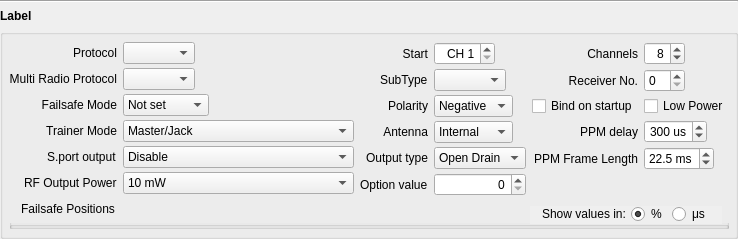
First picture: the form in companion/src/modeledit/setup_module.ui, repository opentx/opentx, before the edit.
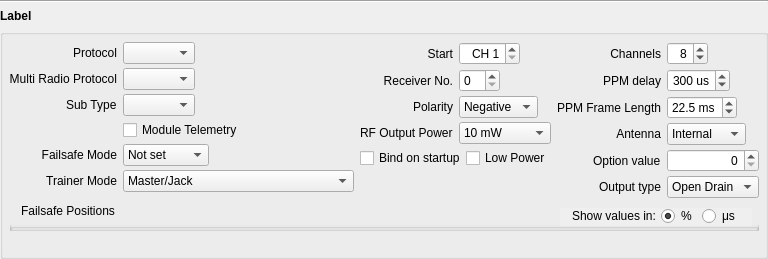
Second picture: the form after the edit.

Diff of the .ui file:
```diff
--- a/companion/src/modeledit/setup_module.ui
+++ b/companion/src/modeledit/setup_module.ui
@@ -6,13 +6,16 @@
    <rect>
     <x>0</x>
     <y>0</y>
-    <width>674</width>
-    <height>229</height>
+    <width>708</width>
+    <height>259</height>
    </rect>
   </property>
   <property name="windowTitle">
    <string/>
   </property>
+  <property name="styleSheet">
+   <string notr="true"/>
+  </property>
   <layout class="QVBoxLayout" name="verticalLayout">
    <property name="spacing">
     <number>6</number>
@@ -147,22 +150,43 @@
          </widget>
         </item>
         <item row="1" column="0">
-         <widget class="QLabel" name="label_multiSubType">
+         <widget class="QLabel" name="label_rxNumber">
+          <property name="maximumSize">
+           <size>
+            <width>16777215</width>
+            <height>16777215</height>
+           </size>
+          </property>
           <property name="text">
-           <string>SubType</string>
+           <string>Receiver No.</string>
+          </property>
+          <property name="alignment">
+           <set>Qt::AlignRight|Qt::AlignTrailing|Qt::AlignVCenter</set>
           </property>
          </widget>
         </item>
         <item row="1" column="1">
-         <widget class="QComboBox" name="multiSubType">
+         <widget class="QSpinBox" name="rxNumber">
           <property name="sizePolicy">
            <sizepolicy hsizetype="Maximum" vsizetype="Fixed">
             <horstretch>0</horstretch>
             <verstretch>0</verstretch>
            </sizepolicy>
           </property>
-          <property name="sizeAdjustPolicy">
-           <enum>QComboBox::AdjustToContents</enum>
+          <property name="suffix">
+           <string/>
+          </property>
+          <property name="minimum">
+           <number>0</number>
+          </property>
+          <property name="maximum">
+           <number>63</number>
+          </property>
+          <property name="singleStep">
+           <number>1</number>
+          </property>
+          <property name="value">
+           <number>0</number>
           </property>
          </widget>
         </item>
@@ -206,35 +230,17 @@
          </widget>
         </item>
         <item row="3" column="0">
-         <widget class="QLabel" name="label_antenna">
-          <property name="maximumSize">
-           <size>
-            <width>16777215</width>
-            <height>16777215</height>
-           </size>
-          </property>
+         <widget class="QLabel" name="label_r9mPower">
           <property name="text">
-           <string>Antenna</string>
-          </property>
-          <property name="alignment">
-           <set>Qt::AlignRight|Qt::AlignTrailing|Qt::AlignVCenter</set>
+           <string>RF Output Power</string>
           </property>
          </widget>
         </item>
         <item row="3" column="1">
-         <widget class="QComboBox" name="antennaMode">
-          <property name="sizePolicy">
-           <sizepolicy hsizetype="Maximum" vsizetype="Fixed">
-            <horstretch>0</horstretch>
-            <verstretch>0</verstretch>
-           </sizepolicy>
-          </property>
-          <property name="sizeAdjustPolicy">
-           <enum>QComboBox::AdjustToContents</enum>
-          </property>
+         <widget class="QComboBox" name="r9mPower">
           <item>
            <property name="text">
-            <string>Internal</string>
+            <string>10 mW</string>
            </property>
           </item>
           <item>
@@ -242,29 +248,9 @@
             <string>Ext. + Int.</string>
            </property>
           </item>
-         </widget>
-        </item>
-        <item row="4" column="0">
-         <widget class="QLabel" name="label_ppmOutputType">
-          <property name="text">
-           <string>Output type</string>
-          </property>
-         </widget>
-        </item>
-        <item row="4" column="1">
-         <widget class="QComboBox" name="ppmOutputType">
-          <property name="sizePolicy">
-           <sizepolicy hsizetype="Maximum" vsizetype="Fixed">
-            <horstretch>0</horstretch>
-            <verstretch>0</verstretch>
-           </sizepolicy>
-          </property>
-          <property name="sizeAdjustPolicy">
-           <enum>QComboBox::AdjustToContents</enum>
-          </property>
           <item>
            <property name="text">
-            <string>Open Drain</string>
+            <string>500 mW</string>
            </property>
           </item>
           <item>
@@ -274,19 +260,23 @@
           </item>
          </widget>
         </item>
-        <item row="5" column="1">
-         <widget class="QSpinBox" name="optionValue">
-          <property name="alignment">
-           <set>Qt::AlignRight|Qt::AlignTrailing|Qt::AlignVCenter</set>
-          </property>
-         </widget>
-        </item>
-        <item row="5" column="0">
-         <widget class="QLabel" name="label_option">
-          <property name="text">
-           <string>Option value</string>
-          </property>
-         </widget>
+        <item row="4" column="0" colspan="2">
+         <layout class="QHBoxLayout" name="horizontalLayout_2">
+          <item>
+           <widget class="QCheckBox" name="autoBind">
+            <property name="text">
+             <string>Bind on startup</string>
+            </property>
+           </widget>
+          </item>
+          <item>
+           <widget class="QCheckBox" name="lowPower">
+            <property name="text">
+             <string>Low Power</string>
+            </property>
+           </widget>
+          </item>
+         </layout>
         </item>
        </layout>
       </item>
@@ -352,61 +342,6 @@
          </widget>
         </item>
         <item row="1" column="0">
-         <widget class="QLabel" name="label_rxNumber">
-          <property name="maximumSize">
-           <size>
-            <width>16777215</width>
-            <height>16777215</height>
-           </size>
-          </property>
-          <property name="text">
-           <string>Receiver No.</string>
-          </property>
-          <property name="alignment">
-           <set>Qt::AlignRight|Qt::AlignTrailing|Qt::AlignVCenter</set>
-          </property>
-         </widget>
-        </item>
-        <item row="1" column="1">
-         <widget class="QSpinBox" name="rxNumber">
-          <property name="sizePolicy">
-           <sizepolicy hsizetype="Maximum" vsizetype="Fixed">
-            <horstretch>0</horstretch>
-            <verstretch>0</verstretch>
-           </sizepolicy>
-          </property>
-          <property name="suffix">
-           <string/>
-          </property>
-          <property name="minimum">
-           <number>0</number>
-          </property>
-          <property name="maximum">
-           <number>63</number>
-          </property>
-          <property name="singleStep">
-           <number>1</number>
-          </property>
-          <property name="value">
-           <number>0</number>
-          </property>
-         </widget>
-        </item>
-        <item row="2" column="0">
-         <widget class="QCheckBox" name="autoBind">
-          <property name="text">
-           <string>Bind on startup</string>
-          </property>
-         </widget>
-        </item>
-        <item row="2" column="1">
-         <widget class="QCheckBox" name="lowPower">
-          <property name="text">
-           <string>Low Power</string>
-          </property>
-         </widget>
-        </item>
-        <item row="3" column="0">
          <widget class="QLabel" name="label_ppmDelay">
           <property name="maximumSize">
            <size>
@@ -422,7 +357,7 @@
           </property>
          </widget>
         </item>
-        <item row="3" column="1">
+        <item row="1" column="1">
          <widget class="QSpinBox" name="ppmDelay">
           <property name="sizePolicy">
            <sizepolicy hsizetype="Maximum" vsizetype="Fixed">
@@ -450,7 +385,7 @@
           </property>
          </widget>
         </item>
-        <item row="4" column="0">
+        <item row="2" column="0">
          <widget class="QLabel" name="label_ppmFrameLength">
           <property name="maximumSize">
            <size>
@@ -466,7 +401,7 @@
           </property>
          </widget>
         </item>
-        <item row="4" column="1">
+        <item row="2" column="1">
          <widget class="QDoubleSpinBox" name="ppmFrameLength">
           <property name="sizePolicy">
            <sizepolicy hsizetype="Maximum" vsizetype="Fixed">
@@ -494,6 +429,89 @@
           </property>
          </widget>
         </item>
+        <item row="3" column="0">
+         <widget class="QLabel" name="label_antenna">
+          <property name="maximumSize">
+           <size>
+            <width>16777215</width>
+            <height>16777215</height>
+           </size>
+          </property>
+          <property name="text">
+           <string>Antenna</string>
+          </property>
+          <property name="alignment">
+           <set>Qt::AlignRight|Qt::AlignTrailing|Qt::AlignVCenter</set>
+          </property>
+         </widget>
+        </item>
+        <item row="3" column="1">
+         <widget class="QComboBox" name="antennaMode">
+          <property name="sizePolicy">
+           <sizepolicy hsizetype="Maximum" vsizetype="Fixed">
+            <horstretch>0</horstretch>
+            <verstretch>0</verstretch>
+           </sizepolicy>
+          </property>
+          <property name="sizeAdjustPolicy">
+           <enum>QComboBox::AdjustToContents</enum>
+          </property>
+          <item>
+           <property name="text">
+            <string>Internal</string>
+           </property>
+          </item>
+          <item>
+           <property name="text">
+            <string>Ext. + Int.</string>
+           </property>
+          </item>
+         </widget>
+        </item>
+        <item row="5" column="0">
+         <widget class="QLabel" name="label_ppmOutputType">
+          <property name="text">
+           <string>Output type</string>
+          </property>
+         </widget>
+        </item>
+        <item row="5" column="1">
+         <widget class="QComboBox" name="ppmOutputType">
+          <property name="sizePolicy">
+           <sizepolicy hsizetype="Maximum" vsizetype="Fixed">
+            <horstretch>0</horstretch>
+            <verstretch>0</verstretch>
+           </sizepolicy>
+          </property>
+          <property name="sizeAdjustPolicy">
+           <enum>QComboBox::AdjustToContents</enum>
+          </property>
+          <item>
+           <property name="text">
+            <string>Open Drain</string>
+           </property>
+          </item>
+          <item>
+           <property name="text">
+            <string>Push Pull</string>
+           </property>
+          </item>
+         </widget>
+        </item>
+        <item row="4" column="0">
+         <widget class="QLabel" name="label_option">
+          <property name="text">
+           <string>Option value</string>
+          </property>
+         </widget>
+        </item>
+        <item row="4" column="1">
+         <widget class="QSpinBox" name="optionValue">
+          <property name="alignment">
+           <set>Qt::AlignRight|Qt::AlignTrailing|Qt::AlignVCenter</set>
+          </property>
+         </widget>
+        </item>
        </layout>
       </item>
       <item row="0" column="0">
@@ -560,6 +578,26 @@
          </widget>
         </item>
         <item row="2" column="0">
+         <widget class="QLabel" name="label_multiSubType">
+          <property name="text">
+           <string>Sub Type</string>
+          </property>
+         </widget>
+        </item>
+        <item row="2" column="1">
+         <widget class="QComboBox" name="multiSubType">
+          <property name="sizePolicy">
+           <sizepolicy hsizetype="Maximum" vsizetype="Fixed">
+            <horstretch>0</horstretch>
+            <verstretch>0</verstretch>
+           </sizepolicy>
+          </property>
+          <property name="sizeAdjustPolicy">
+           <enum>QComboBox::AdjustToContents</enum>
+          </property>
+         </widget>
+        </item>
+        <item row="4" column="0">
          <widget class="QLabel" name="label_failsafeMode">
           <property name="maximumSize">
            <size>
@@ -575,7 +613,7 @@
           </property>
          </widget>
         </item>
-        <item row="2" column="1">
+        <item row="4" column="1">
          <widget class="QComboBox" name="failsafeMode">
           <property name="sizePolicy">
            <sizepolicy hsizetype="Maximum" vsizetype="Fixed">
@@ -613,7 +651,7 @@
           </item>
          </widget>
         </item>
-        <item row="3" column="0">
+        <item row="5" column="0">
          <widget class="QLabel" name="label_trainerMode">
           <property name="maximumSize">
            <size>
@@ -629,7 +667,7 @@
           </property>
          </widget>
         </item>
-        <item row="3" column="1">
+        <item row="5" column="1">
          <widget class="QComboBox" name="trainerMode">
           <property name="sizePolicy">
            <sizepolicy hsizetype="Maximum" vsizetype="Fixed">
@@ -667,64 +705,19 @@
           </item>
          </widget>
         </item>
-        <item row="4" column="0">
-         <widget class="QLabel" name="label_sportOut">
-          <property name="text">
-           <string>S.port output</string>
+        <item row="3" column="1">
+         <widget class="QCheckBox" name="sportOut">
+          <property name="sizePolicy">
+           <sizepolicy hsizetype="Fixed" vsizetype="Fixed">
+            <horstretch>0</horstretch>
+            <verstretch>0</verstretch>
+           </sizepolicy>
           </property>
-         </widget>
-        </item>
-        <item row="4" column="1">
-         <widget class="QComboBox" name="sportOut">
-          <property name="currentText">
-           <string>Disable</string>
-          </property>
-          <property name="sizeAdjustPolicy">
-           <enum>QComboBox::AdjustToContents</enum>
-          </property>
-          <item>
-           <property name="text">
-            <string>Disable</string>
-           </property>
-          </item>
-          <item>
-           <property name="text">
-            <string>Enable</string>
-           </property>
-          </item>
-         </widget>
-        </item>
-        <item row="5" column="0">
-         <widget class="QLabel" name="label_r9mPower">
           <property name="text">
-           <string>RF Output Power</string>
+           <string>Module Telemetry</string>
           </property>
          </widget>
         </item>
-        <item row="5" column="1">
-         <widget class="QComboBox" name="r9mPower">
-          <item>
-           <property name="text">
-            <string>10 mW</string>
-           </property>
-          </item>
-          <item>
-           <property name="text">
-            <string>100 mW</string>
-           </property>
-          </item>
-          <item>
-           <property name="text">
-            <string>500 mW</string>
-           </property>
-          </item>
-          <item>
-           <property name="text">
-            <string>1000 mW</string>
-           </property>
-          </item>
-         </widget>
-        </item>
        </layout>
       </item>
       <item row="1" column="0" colspan="3">
```
Left out of the diff: 4 changed lines with no effect on the pictures.
